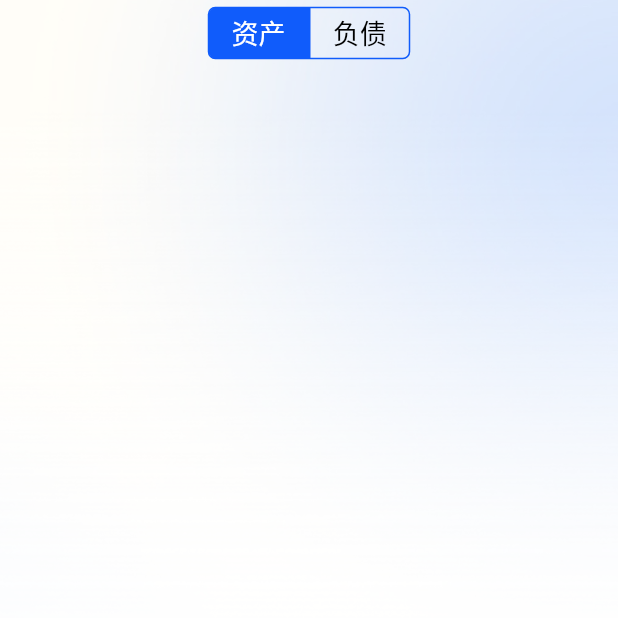
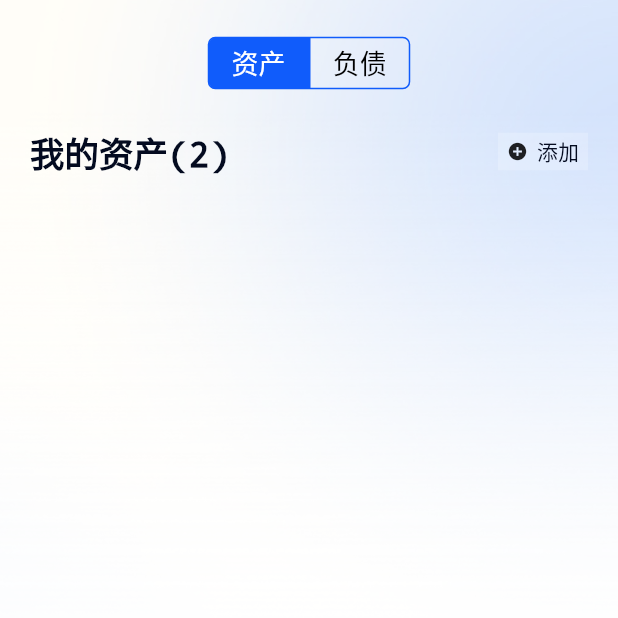
Before and after one commit to zhangrunhao/account_flutter, a Flutter app: the screen it shows after launch, on a phone screen of 412 x 824 dp, the top half of it. Run offline on Flutter 3.47's test engine with Material 2 defaults, Android fonts, the phone set to English and light mode, and no system bars; our stand-ins replace decimal, sqflite; accounts and stored records are empty.

Commit message:
添加信息和按钮

```diff
--- /dev/null
+++ b/lib/pages/home/account_list_info.dart
@@ -0,0 +1,63 @@
+import 'package:flutter/material.dart';
+
+class AccountListInfo extends StatelessWidget {
+  const AccountListInfo({super.key});
+  @override
+  Widget build(BuildContext context) {
+    return Container(
+      width: MediaQuery.of(context).size.width,
+      padding: const EdgeInsets.only(left: 20, top: 20, bottom: 0, right: 20),
+      child: const Row(
+        mainAxisAlignment: MainAxisAlignment.spaceBetween,
+        children: [
+          Text(
+            "我的资产(2)",
+            style: TextStyle(
+              fontSize: 23,
+              decoration: TextDecoration.none,
+              color: Color.fromARGB(255, 4, 11, 32),
+            ),
+          ),
+          _AddButton(),
+        ],
+      ),
+    );
+  }
+}
+
+class _AddButton extends StatelessWidget {
+  const _AddButton();
+  @override
+  Widget build(BuildContext context) {
+    return Container(
+      width: 60,
+      height: 25,
+      decoration: const BoxDecoration(
+        color: Color.fromRGBO(255, 255, 255, 0.2),
+      ),
+      child: const Padding(
+        padding: EdgeInsets.only(left: 6, right: 6),
+        child: Center(
+          child: Row(
+            mainAxisAlignment: MainAxisAlignment.spaceBetween,
+            crossAxisAlignment: CrossAxisAlignment.center,
+            children: [
+              Icon(
+                Icons.add_circle,
+                size: 14,
+              ),
+              Text(
+                "添加",
+                style: TextStyle(
+                    decoration: TextDecoration.none,
+                    fontSize: 14,
+                    color: Color.fromARGB(255, 4, 11, 32),
+                    fontWeight: FontWeight.w500),
+              ),
+            ],
+          ),
+        ),
+      ),
+    );
+  }
+}
--- a/lib/pages/home/home_page.dart
+++ b/lib/pages/home/home_page.dart
@@ -1,3 +1,4 @@
+import 'package:account_flutter/pages/home/account_list_info.dart';
 import 'package:account_flutter/pages/home/top_switch.dart';
 import 'package:account_flutter/widgets/bg_widget.dart';
 import 'package:flutter/material.dart';
@@ -11,18 +12,23 @@ class HomePage extends StatefulWidget {
 }
 
 class _HomePageState extends State<HomePage> {
-
   @override
   Widget build(BuildContext context) {
-    return const BgWidget(
-      child: Column(
-        children: [
-          TopSwitch(),
-        ],
+    return BgWidget(
+      child: Container(
+        margin: const EdgeInsets.only(top: 20),
+        child: const Column(
+          children: [
+            TopSwitch(),
+            AccountListInfo(),
+          ],
+        ),
       ),
     );
   }
 }
+
+
 
 
 
--- a/lib/pages/home/top_switch.dart
+++ b/lib/pages/home/top_switch.dart
@@ -21,7 +21,7 @@ class _TopSwitchState extends State<TopSwitch> {
         child: Row(
           children: List.generate(arr.length, (index) {
             return _SwitchItem(
-              isActive: !!(active == index),
+              isActive: active == index,
               text: arr[index],
               isFirstItem: index == 0,
               isLastItem: index == arr.length - 1,
```
Also changed, not shown: 1 other file.
